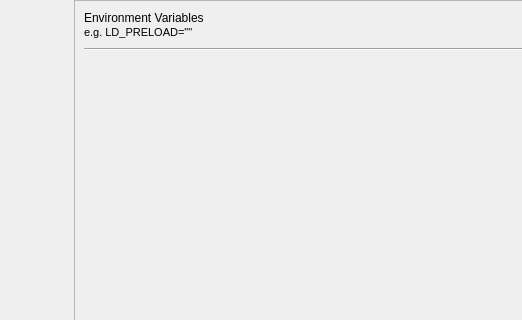
Qt form src/environment_variables.ui (rfrench3/scopebuddy-gui) before a commit; both pictures show x 0 to 522 and y 0 to 320 of the 749 by 621 pixel window.
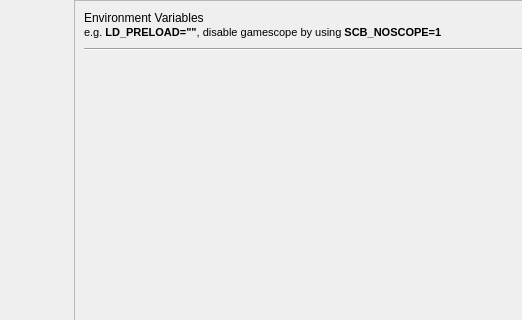
The same form after that commit. Icons and pictures are not drawn.

What changed in the file:
```diff
--- a/src/environment_variables.ui
+++ b/src/environment_variables.ui
@@ -94,7 +94,7 @@
                  </sizepolicy>
                 </property>
                 <property name="text">
-                 <string>&lt;html&gt;&lt;head/&gt;&lt;body&gt;&lt;p&gt;&lt;span style=&quot; font-size:8pt;&quot;&gt;e.g. LD_PRELOAD=&amp;quot;&amp;quot;&lt;/span&gt;&lt;/p&gt;&lt;/body&gt;&lt;/html&gt;</string>
+                 <string>&lt;html&gt;&lt;head/&gt;&lt;body&gt;&lt;p&gt;&lt;span style=&quot; font-size:8pt;&quot;&gt;e.g. &lt;/span&gt;&lt;span style=&quot; font-size:8pt; font-weight:700;&quot;&gt;LD_PRELOAD=&amp;quot;&amp;quot;&lt;/span&gt;&lt;span style=&quot; font-size:8pt;&quot;&gt;, disable gamescope by using &lt;/span&gt;&lt;span style=&quot; font-size:8pt; font-weight:700;&quot;&gt;SCB_NOSCOPE=1&lt;/span&gt;&lt;/p&gt;&lt;/body&gt;&lt;/html&gt;</string>
                 </property>
                </widget>
               </item>
```
